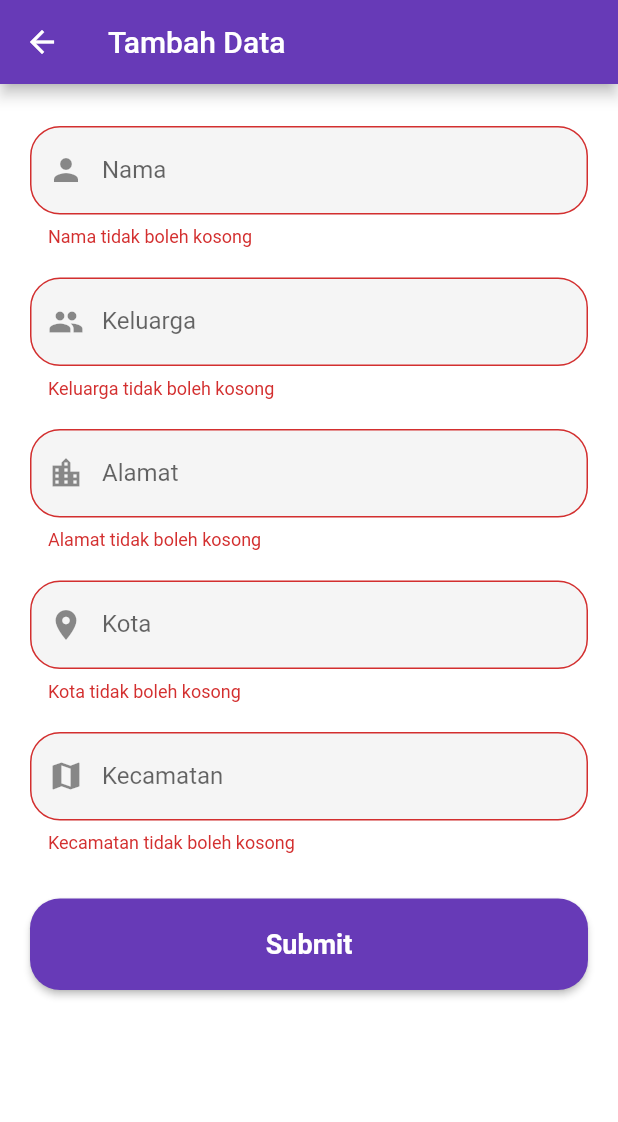
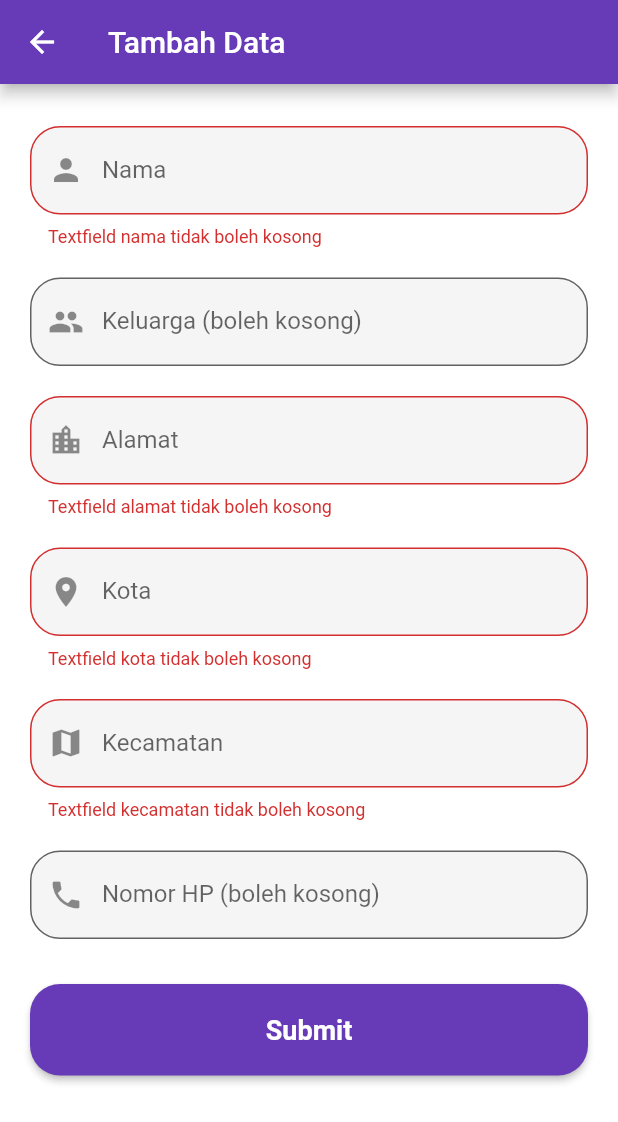
Before and after one commit to arvandha121/WeddingCheck, a Flutter app: the Create screen opened directly with empty values, after a tap on "Submit", on a phone screen of 412 x 824 dp. Shown: the top 1122 px of the screen. Run offline on Flutter 3.47's test engine with Material 2 defaults, Android fonts, the phone set to English and light mode, and no system bars; our stand-ins replace file_picker, font_awesome_flutter, get, google_fonts, image_gallery_saver, permission_handler and 5 more; missing offline and left inert: excel, qr_code_scanner; accounts and stored records are empty.

Commit message:
mengubah textfield namapria dan namawanita, dan menambah nohp di listtamu

```diff
--- a/lib/app/database/dbHelper.dart
+++ b/lib/app/database/dbHelper.dart
@@ -50,6 +50,7 @@ class DatabaseHelper {
         kota TEXT NOT NULL,
         kecamatan TEXT NOT NULL,
         keluarga TEXT,
+        nohp TEXT,
         gambar TEXT NOT NULL,
         keterangan TEXT NOT NULL DEFAULT 'belum hadir' CHECK(keterangan IN ('hadir', 'belum hadir')),
         FOREIGN KEY (parentId) REFERENCES parentlist(id)
--- a/lib/app/model/listItem.dart
+++ b/lib/app/model/listItem.dart
@@ -6,6 +6,7 @@ class ListItem {
   String kota;
   String kecamatan;
   String? keluarga;
+  String? nohp;
   String gambar;
   String keterangan;
 
@@ -17,6 +18,7 @@ class ListItem {
     required this.kota,
     required this.kecamatan,
     this.keluarga,
+    this.nohp,
     required this.gambar,
     required this.keterangan,
   });
@@ -30,6 +32,7 @@ class ListItem {
       'kota': kota,
       'kecamatan': kecamatan,
       'keluarga': keluarga,
+      'nohp': nohp,
       'gambar': gambar,
       'keterangan': keterangan,
     };
@@ -44,6 +47,7 @@ class ListItem {
       kota: map['kota'],
       kecamatan: map['kecamatan'],
       keluarga: map['keluarga'],
+      nohp: map['nohp'],
       gambar: map['gambar'],
       keterangan: map['keterangan'],
     );
--- a/lib/views/other/menu/screens/homes-child/create-form/create.dart
+++ b/lib/views/other/menu/screens/homes-child/create-form/create.dart
@@ -20,6 +20,7 @@ class _CreateState extends State<Create> {
   final kotaController = TextEditingController();
   final kecamatanController = TextEditingController();
   final keluargaController = TextEditingController();
+  final nohpController = TextEditingController();
   final gambarController = TextEditingController();
   final keteranganController = TextEditingController(text: "belum hadir");
 
@@ -31,6 +32,11 @@ class _CreateState extends State<Create> {
       // Set the gambarController text to name and keluarga values
       gambarController.text = "${nameController.text}${_generateRandomCode()}";
 
+      if (keluargaController.text.isEmpty || nohpController.text.isEmpty) {
+        keluargaController.text = "-";
+        nohpController.text = "-";
+      }
+
       try {
         await list.insertListItem(
           ListItem(
@@ -40,6 +46,7 @@ class _CreateState extends State<Create> {
             kota: kotaController.text,
             kecamatan: kecamatanController.text,
             keluarga: keluargaController.text,
+            nohp: nohpController.text,
             gambar: gambarController.text,
             keterangan: keteranganController.text,
           ),
@@ -93,23 +100,22 @@ class _CreateState extends State<Create> {
                 labelText: "Nama",
                 icon: Icons.person,
                 validator: (value) =>
-                    value!.isEmpty ? "Nama tidak boleh kosong" : null,
+                    value!.isEmpty ? "Textfield nama tidak boleh kosong" : null,
               ),
               SizedBox(height: 20),
               _buildTextField(
                 controller: keluargaController,
-                labelText: "Keluarga",
+                labelText: "Keluarga (boleh kosong)",
                 icon: Icons.group,
-                validator: (value) =>
-                    value!.isEmpty ? "Keluarga tidak boleh kosong" : null,
               ),
               SizedBox(height: 20),
               _buildTextField(
                 controller: alamatController,
                 labelText: "Alamat",
                 icon: Icons.location_city,
-                validator: (value) =>
-                    value!.isEmpty ? "Alamat tidak boleh kosong" : null,
+                validator: (value) => value!.isEmpty
+                    ? "Textfield alamat tidak boleh kosong"
+                    : null,
               ),
               SizedBox(height: 20),
               _buildTextField(
@@ -117,15 +123,30 @@ class _CreateState extends State<Create> {
                 labelText: "Kota",
                 icon: Icons.location_on,
                 validator: (value) =>
-                    value!.isEmpty ? "Kota tidak boleh kosong" : null,
+                    value!.isEmpty ? "Textfield kota tidak boleh kosong" : null,
               ),
               SizedBox(height: 20),
               _buildTextField(
                 controller: kecamatanController,
                 labelText: "Kecamatan",
                 icon: Icons.map,
-                validator: (value) =>
-                    value!.isEmpty ? "Kecamatan tidak boleh kosong" : null,
+                validator: (value) => value!.isEmpty
+                    ? "Textfield kecamatan tidak boleh kosong"
+                    : null,
+              ),
+              SizedBox(height: 20),
+              _buildTextField(
+                controller: nohpController,
+                labelText: "Nomor HP (boleh kosong)",
+                icon: Icons.phone,
+                onChanged: (value) {
+                  if (!value.startsWith("+62")) {
+                    nohpController.text = "+62";
+                    nohpController.selection = TextSelection.fromPosition(
+                      TextPosition(offset: nohpController.text.length),
+                    );
+                  }
+                },
               ),
               SizedBox(height: 30),
               ElevatedButton(
@@ -151,7 +172,8 @@ class _CreateState extends State<Create> {
     required TextEditingController controller,
     required String labelText,
     required IconData icon,
-    required String? Function(String?) validator,
+    String? Function(String?)? validator,
+    void Function(String)? onChanged,
   }) {
     return TextFormField(
       controller: controller,
@@ -163,7 +185,8 @@ class _CreateState extends State<Create> {
         prefixIcon: Icon(icon),
         filled: true,
       ),
-      validator: validator,
+      validator: validator ?? (value) => null,
+      onChanged: onChanged,
     );
   }
 }
--- a/lib/views/other/menu/screens/homes-child/detail-form/detail.dart
+++ b/lib/views/other/menu/screens/homes-child/detail-form/detail.dart
@@ -59,6 +59,7 @@ class _DetailState extends State<Detail> {
                     infoSection(Icons.map, "Kecamatan", widget.item.kecamatan),
                     infoSection(Icons.family_restroom, "Keluarga",
                         widget.item.keluarga),
+                    infoSection(Icons.phone, "No Hp", widget.item.nohp),
                     SizedBox(height: 20),
                     Center(
                       child: QrImage(
--- a/lib/views/other/menu/screens/homes-parent/create/create.dart
+++ b/lib/views/other/menu/screens/homes-parent/create/create.dart
@@ -146,18 +146,20 @@ class _CreateParentState extends State<CreateParent> {
               SizedBox(height: 20),
               _buildTextField(
                 controller: namapriaController,
-                labelText: "Nama Pria",
+                labelText: "Nama Mempelai Pria",
                 icon: Icons.male_outlined,
-                validator: (value) =>
-                    value!.isEmpty ? "Nama pria tidak boleh kosong" : null,
+                validator: (value) => value!.isEmpty
+                    ? "Nama mempelai pria tidak boleh kosong"
+                    : null,
               ),
               SizedBox(height: 20),
               _buildTextField(
                 controller: namawanitaController,
-                labelText: "Nama Wanita",
+                labelText: "Nama Mempelai Wanita",
                 icon: Icons.female_outlined,
-                validator: (value) =>
-                    value!.isEmpty ? "Nama wanita tidak boleh kosong" : null,
+                validator: (value) => value!.isEmpty
+                    ? "Nama mempelai wanita tidak boleh kosong"
+                    : null,
               ),
               SizedBox(height: 20),
               _buildTextField(
```
Also changed, not shown: lib/views/other/menu/screens/homes-child/edit-form/edit.dart (+25 -2 lines).
